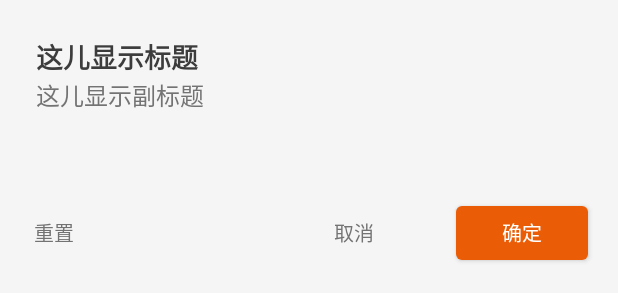
After one commit to xm3366336/PLChipGroup, an Android app: the layout pl_chip_choose_dialog.xml on its own in the app's theme, with its tools: preview values and no code run, on a phone screen of 412 x 824 dp. The commit adds this screen. Shown: the top 303 px of the screen. Run offline under Robolectric (Android 15) with nearby library versions, the phone set to English and light mode, and no system bars.

Commit message:
更新1.1.0-支持dialog选择

```diff
--- /dev/null
+++ b/Library/src/main/res/drawable/btn_fixed.xml
@@ -0,0 +1,41 @@
+<?xml version="1.0" encoding="utf-8"?>
+<selector xmlns:android="http://schemas.android.com/apk/res/android">
+
+    <item android:state_focused="true">
+        <inset android:insetLeft="@dimen/abc_button_inset_horizontal_material" android:insetTop="@dimen/abc_button_inset_vertical_material" android:insetRight="@dimen/abc_button_inset_horizontal_material" android:insetBottom="@dimen/abc_button_inset_vertical_material">
+            <shape android:shape="rectangle">
+                <corners android:radius="4dip" />
+                <solid android:color="@color/plcg_colorPress" />
+                <padding android:bottom="@dimen/abc_button_padding_vertical_material" android:left="@dimen/abc_button_padding_horizontal_material" android:right="@dimen/abc_button_padding_horizontal_material" android:top="@dimen/abc_button_padding_vertical_material" />
+            </shape>
+        </inset>
+    </item>
+    <item android:state_pressed="true">
+        <inset android:insetLeft="@dimen/abc_button_inset_horizontal_material" android:insetTop="@dimen/abc_button_inset_vertical_material" android:insetRight="@dimen/abc_button_inset_horizontal_material" android:insetBottom="@dimen/abc_button_inset_vertical_material">
+            <shape android:shape="rectangle">
+                <corners android:radius="4dip" />
+                <solid android:color="@color/plcg_colorPress" />
+                <padding android:bottom="@dimen/abc_button_padding_vertical_material" android:left="@dimen/abc_button_padding_horizontal_material" android:right="@dimen/abc_button_padding_horizontal_material" android:top="@dimen/abc_button_padding_vertical_material" />
+            </shape>
+        </inset>
+    </item>
+    <item android:state_enabled="false">
+        <inset android:insetLeft="@dimen/abc_button_inset_horizontal_material" android:insetTop="@dimen/abc_button_inset_vertical_material" android:insetRight="@dimen/abc_button_inset_horizontal_material" android:insetBottom="@dimen/abc_button_inset_vertical_material">
+            <shape android:shape="rectangle">
+                <corners android:radius="4dip" />
+                <solid android:color="@color/plcg_colorGrey" />
+                <padding android:bottom="@dimen/abc_button_padding_vertical_material" android:left="@dimen/abc_button_padding_horizontal_material" android:right="@dimen/abc_button_padding_horizontal_material" android:top="@dimen/abc_button_padding_vertical_material" />
+            </shape>
+        </inset>
+    </item>
+    <item>
+        <inset android:insetLeft="@dimen/abc_button_inset_horizontal_material" android:insetTop="@dimen/abc_button_inset_vertical_material" android:insetRight="@dimen/abc_button_inset_horizontal_material" android:insetBottom="@dimen/abc_button_inset_vertical_material">
+            <shape android:shape="rectangle">
+                <corners android:radius="4dip" />
+                <solid android:color="@color/plcg_edit_activated_color" />
+                <padding android:bottom="@dimen/abc_button_padding_vertical_material" android:left="@dimen/abc_button_padding_horizontal_material" android:right="@dimen/abc_button_padding_horizontal_material" android:top="@dimen/abc_button_padding_vertical_material" />
+            </shape>
+        </inset>
+    </item>
+
+</selector>
--- /dev/null
+++ b/Library/src/main/res/drawable/list_selector.xml
@@ -0,0 +1,8 @@
+<?xml version="1.0" encoding="utf-8"?>
+<selector xmlns:android="http://schemas.android.com/apk/res/android">
+
+    <item android:drawable="@color/plcg_colorPress" android:state_focused="true" />
+    <item android:drawable="@color/plcg_colorPress" android:state_pressed="true" />
+    <item android:drawable="@android:color/transparent" />
+
+</selector>
--- /dev/null
+++ b/Library/src/main/res/layout/pl_chip_choose_dialog.xml
@@ -0,0 +1,91 @@
+<?xml version="1.0" encoding="utf-8"?>
+<RelativeLayout xmlns:android="http://schemas.android.com/apk/res/android"
+    xmlns:app="http://schemas.android.com/apk/res-auto"
+    xmlns:tools="http://schemas.android.com/tools"
+    android:id="@+id/layout_main"
+    android:layout_width="match_parent"
+    android:layout_height="wrap_content"
+    android:background="@color/plcg_default_bg"
+    android:orientation="vertical">
+
+    <androidx.appcompat.widget.AppCompatTextView
+        android:id="@+id/tv_title"
+        android:layout_width="match_parent"
+        android:layout_height="wrap_content"
+        android:layout_marginStart="24dip"
+        android:layout_marginTop="24dip"
+        android:layout_marginEnd="24dip"
+        android:textColor="@color/plcg_title_color"
+        android:textSize="@dimen/plcg_title_size"
+        android:textStyle="bold"
+        tools:text="这儿显示标题" />
+
+    <androidx.appcompat.widget.AppCompatTextView
+        android:id="@+id/tv_title_sub"
+        android:layout_width="match_parent"
+        android:layout_height="wrap_content"
+        android:layout_below="@id/tv_title"
+        android:layout_marginStart="24dip"
+        android:layout_marginEnd="24dip"
+        android:textColor="@color/plcg_desc_color"
+        android:textSize="@dimen/plcg_desc_size"
+        tools:text="这儿显示副标题" />
+
+    <com.pengl.PLChipGroup
+        android:id="@+id/mPLChipGroup"
+        android:layout_width="match_parent"
+        android:layout_height="wrap_content"
+        android:layout_below="@id/tv_title_sub"
+        android:layout_marginStart="8dip"
+        android:layout_marginTop="8dip"
+        android:layout_marginEnd="8dip"
+        android:paddingStart="8dip"
+        android:paddingTop="16dip"
+        android:paddingEnd="8dip"
+        android:paddingBottom="16dip"
+        app:chipSpacingHorizontal="8dip"
+        app:chipSpacingVertical="8dip"
+        app:plcg_height="22dip"
+        app:plcg_textSize="13dip" />
+
+    <androidx.appcompat.widget.AppCompatButton
+        android:id="@+id/btn_confirm"
+        android:layout_width="96dp"
+        android:layout_height="48dip"
+        android:layout_below="@+id/mPLChipGroup"
+        android:layout_alignParentEnd="true"
+        android:layout_margin="16dip"
+        android:background="@drawable/btn_fixed"
+        android:gravity="center"
+        android:padding="8dp"
+        android:text="确定"
+        android:textColor="@android:color/white"
+        android:textSize="@dimen/plcg_btn_size" />
+
+    <androidx.appcompat.widget.AppCompatButton
+        android:id="@+id/btn_cancel"
+        android:layout_width="96dp"
+        android:layout_height="48dip"
+        android:layout_alignTop="@id/btn_confirm"
+        android:layout_toStartOf="@id/btn_confirm"
+        android:background="@drawable/list_selector"
+        android:gravity="center"
+        android:text="取消"
+        android:textColor="@color/plcg_desc_color"
+        android:textSize="@dimen/plcg_btn_size" />
+
+    <androidx.appcompat.widget.AppCompatButton
+        android:id="@+id/btn_reset"
+        android:layout_width="72dp"
+        android:layout_height="48dip"
+        android:layout_alignTop="@id/btn_confirm"
+        android:layout_alignParentStart="true"
+        android:background="@drawable/list_selector"
+        android:gravity="center"
+        android:text="重置"
+        android:textColor="@color/plcg_desc_color"
+        android:textSize="@dimen/plcg_btn_size"
+        android:visibility="gone"
+        tools:visibility="visible" />
+
+</RelativeLayout>
--- /dev/null
+++ b/Library/src/main/res/values/colors.xml
@@ -0,0 +1,15 @@
+<?xml version="1.0" encoding="utf-8"?>
+<resources>
+
+    <color name="plcg_default_bg">#f5f5f5</color>
+    <color name="plcg_edit_activated_color">#ea5c05</color>
+
+    <color name="plcg_divider">#D6D6D6</color>
+    <color name="plcg_colorPress">#E6E6E6</color>
+    <color name="plcg_colorPressTrans">#30E6E6E6</color>
+    <color name="plcg_colorGrey">#ffe1e1e1</color>
+
+    <color name="plcg_title_color">#ff3c3c3c</color>
+    <color name="plcg_desc_color">#ff737373</color>
+
+</resources>
--- /dev/null
+++ b/Library/src/main/res/values/dimens.xml
@@ -0,0 +1,7 @@
+<resources>
+
+    <dimen name="plcg_title_size">18dp</dimen>
+    <dimen name="plcg_desc_size">16dp</dimen>
+    <dimen name="plcg_btn_size">13dp</dimen>
+
+</resources>
--- a/build.gradle
+++ b/build.gradle
@@ -5,7 +5,7 @@ buildscript {
         mavenCentral()
     }
     dependencies {
-        classpath 'com.android.tools.build:gradle:7.0.3'
+        classpath 'com.android.tools.build:gradle:7.1.2'
         classpath 'com.github.dcendents:android-maven-gradle-plugin:2.1'
     }
 }
@@ -15,8 +15,8 @@ ext {
     buildToolsVersion = "31.0.0"
     minSdkVersion = 19
     targetSdkVersion = 31
-    versionCode = 2105162
-    versionName = "1.0.6"
+    versionCode = 2203191
+    versionName = "1.1.0"
 }
 
 allprojects {
```
Also changed, not shown: Library/build.gradle (+19 -3 lines), Library/src/main/java/com/pengl/BeanChipItems.java (added, +27 -0 lines), Library/src/main/java/com/pengl/PLChipChooseDialog.java (added, +136 -0 lines), Library/src/main/java/com/pengl/PLChipGroup.java (+199 -66 lines), app/build.gradle (+10 -4 lines), app/src/main/java/com/pengl/demo/MainActivity.java (+42 -1 lines), app/src/main/res/layout/activity_main.xml (+20 -0 lines), gradle/wrapper/gradle-wrapper.properties, 2 other files.
